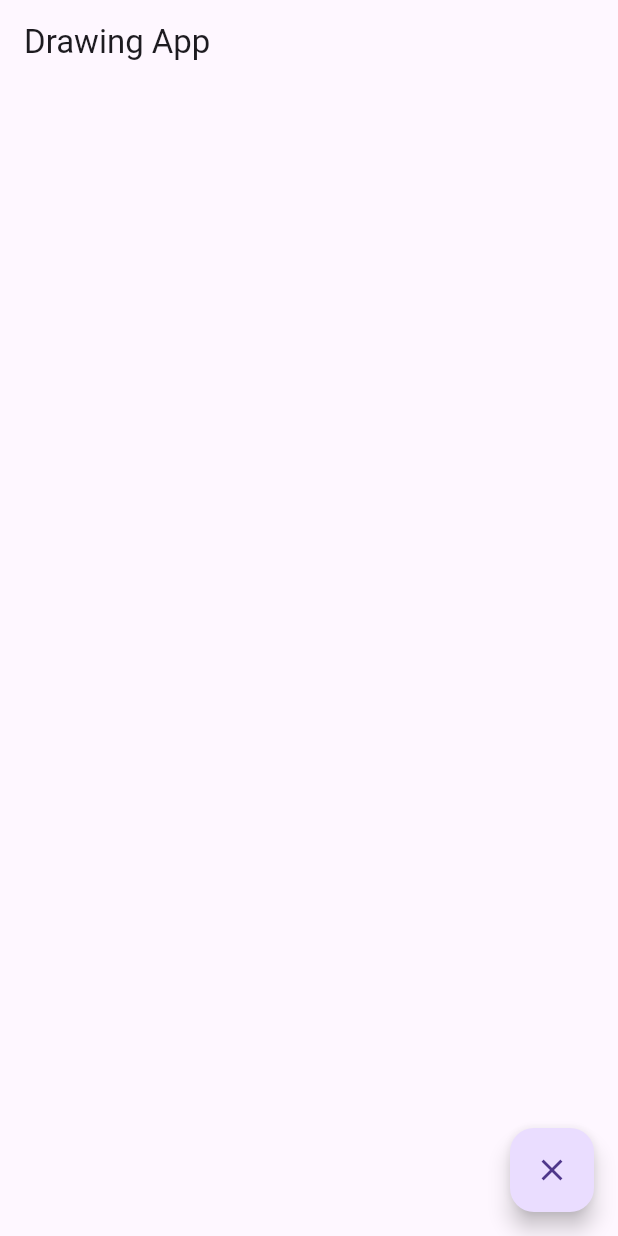
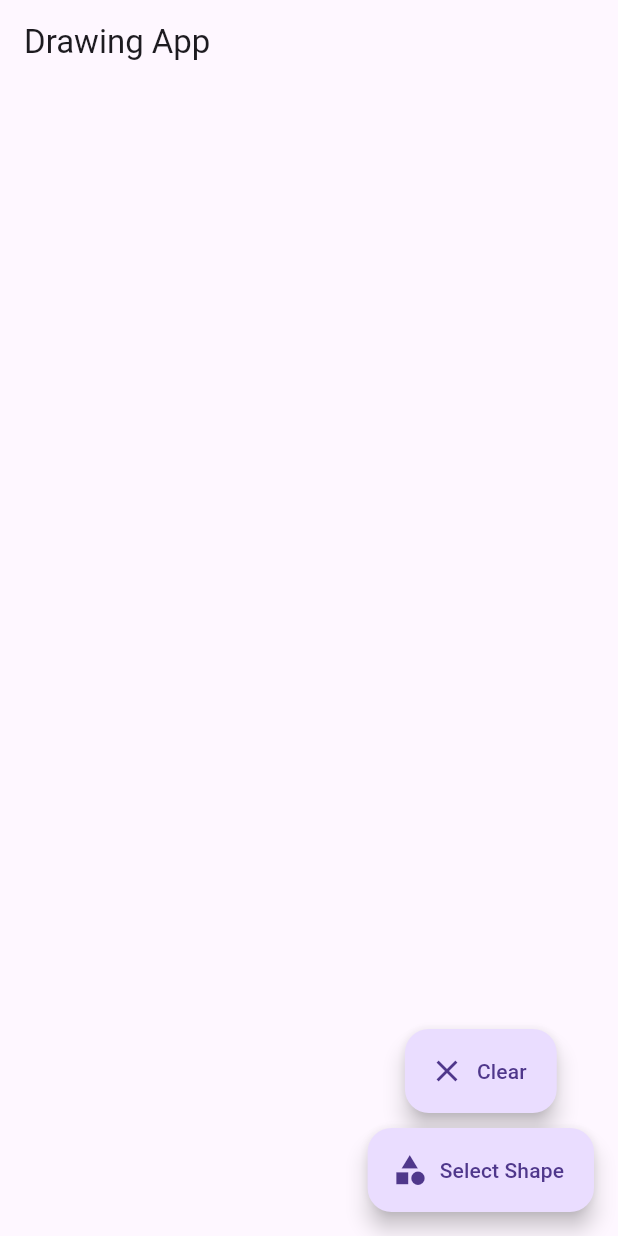
Before and after one commit to charan4112/drawing_app, a Flutter app: the screen it shows after launch, on a phone screen of 412 x 824 dp. Run offline on Flutter 3.47's test engine with Material 3 defaults, Android fonts, the phone set to English and light mode, and no system bars.

Commit message:
Step 2: Added shape drawing functionality (Line, Circle, Square, Arc)

```diff
--- a/lib/main.dart
+++ b/lib/main.dart
@@ -1,4 +1,5 @@
 import 'package:flutter/material.dart';
+import 'dart:ui';
 
 void main() {
   runApp(MyApp());
@@ -21,8 +22,11 @@ class DrawingApp extends StatefulWidget {
   _DrawingAppState createState() => _DrawingAppState();
 }
 
+enum Shape { line, circle, square, arc }
+
 class _DrawingAppState extends State<DrawingApp> {
-  List<List<Offset>> lines = []; // Stores drawn lines
+  List<Map<String, dynamic>> drawings = [];
+  Shape selectedShape = Shape.line;
 
   @override
   Widget build(BuildContext context) {
@@ -35,39 +39,91 @@ class _DrawingAppState extends State<DrawingApp> {
             final localPosition =
                 renderBox.globalToLocal(details.globalPosition);
 
-            if (lines.isEmpty || lines.last.isEmpty) {
-              lines.add([localPosition]);
+            if (drawings.isEmpty || drawings.last["points"] == null) {
+              drawings.add({
+                "shape": selectedShape,
+                "points": [localPosition]
+              });
             } else {
-              lines.last.add(localPosition);
+              drawings.last["points"].add(localPosition);
             }
           });
         },
         onPanEnd: (_) {
           setState(() {
-            lines.add([]); // Add a new empty list to separate strokes
+            drawings.add({"shape": selectedShape, "points": null});
           });
         },
         child: CustomPaint(
-          painter: MyPainter(lines),
+          painter: MyPainter(drawings),
           size: Size.infinite,
         ),
       ),
-      floatingActionButton: FloatingActionButton(
-        onPressed: () {
+      floatingActionButton: Column(
+        mainAxisAlignment: MainAxisAlignment.end,
+        children: [
+          FloatingActionButton.extended(
+            onPressed: () {
+              setState(() {
+                drawings.clear();
+              });
+            },
+            label: Text("Clear"),
+            icon: Icon(Icons.clear),
+          ),
+          SizedBox(height: 10),
+          FloatingActionButton.extended(
+            onPressed: () {
+              _showShapeSelectionDialog(context);
+            },
+            label: Text("Select Shape"),
+            icon: Icon(Icons.category),
+          ),
+        ],
+      ),
+    );
+  }
+
+  void _showShapeSelectionDialog(BuildContext context) {
+    showDialog(
+      context: context,
+      builder: (context) {
+        return AlertDialog(
+          title: Text("Choose Shape"),
+          content: Column(
+            mainAxisSize: MainAxisSize.min,
+            children: [
+              _buildShapeOption(Shape.line, "Line"),
+              _buildShapeOption(Shape.circle, "Circle"),
+              _buildShapeOption(Shape.square, "Square"),
+              _buildShapeOption(Shape.arc, "Arc"),
+            ],
+          ),
+        );
+      },
+    );
+  }
+
+  Widget _buildShapeOption(Shape shape, String name) {
+    return ListTile(
+      title: Text(name),
+      leading: Radio(
+        value: shape,
+        groupValue: selectedShape,
+        onChanged: (Shape? value) {
           setState(() {
-            lines.clear(); // Clear all drawings
+            selectedShape = value!;
           });
+          Navigator.pop(context);
         },
-        child: Icon(Icons.clear),
       ),
     );
   }
 }
 
-// CustomPainter to draw lines
 class MyPainter extends CustomPainter {
-  final List<List<Offset>> lines;
-  MyPainter(this.lines);
+  final List<Map<String, dynamic>> drawings;
+  MyPainter(this.drawings);
 
   @override
   void paint(Canvas canvas, Size size) {
@@ -76,15 +132,33 @@ class MyPainter extends CustomPainter {
       ..strokeCap = StrokeCap.round
       ..strokeWidth = 5.0;
 
-    for (final line in lines) {
-      for (int i = 0; i < line.length - 1; i++) {
-        canvas.drawLine(line[i], line[i + 1], paint);
+    for (var drawing in drawings) {
+      var shape = drawing["shape"];
+      var points = drawing["points"] as List<Offset>?;
+
+      if (points == null || points.isEmpty) continue;
+
+      switch (shape) {
+        case Shape.line:
+          for (int i = 0; i < points.length - 1; i++) {
+            canvas.drawLine(points[i], points[i + 1], paint);
+          }
+          break;
+        case Shape.circle:
+          canvas.drawCircle(points[0], 30, paint);
+          break;
+        case Shape.square:
+          canvas.drawRect(
+              Rect.fromCenter(center: points[0], width: 50, height: 50), paint);
+          break;
+        case Shape.arc:
+          var rect = Rect.fromCenter(center: points[0], width: 60, height: 60);
+          canvas.drawArc(rect, 0, 3.14, false, paint);
+          break;
       }
     }
   }
 
   @override
-  bool shouldRepaint(covariant CustomPainter oldDelegate) {
-    return true;
-  }
+  bool shouldRepaint(CustomPainter oldDelegate) => true;
 }
```
